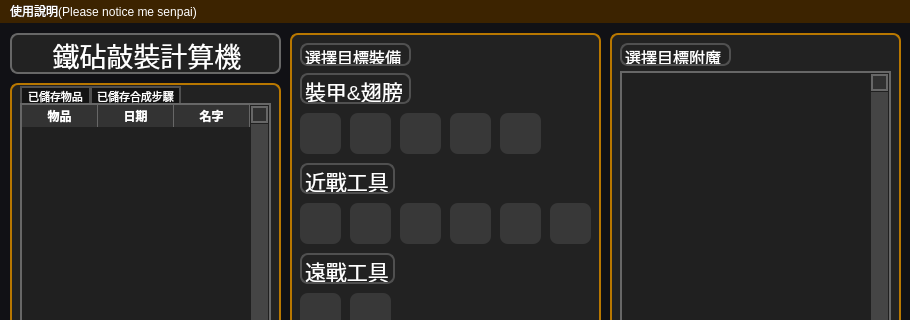
First picture: the form in ui/mainMenu.ui, repository Remintonnn/anvilMan, before the edit; both pictures show x 0 to 910 and y 0 to 320 of the 910 by 862 pixel window.
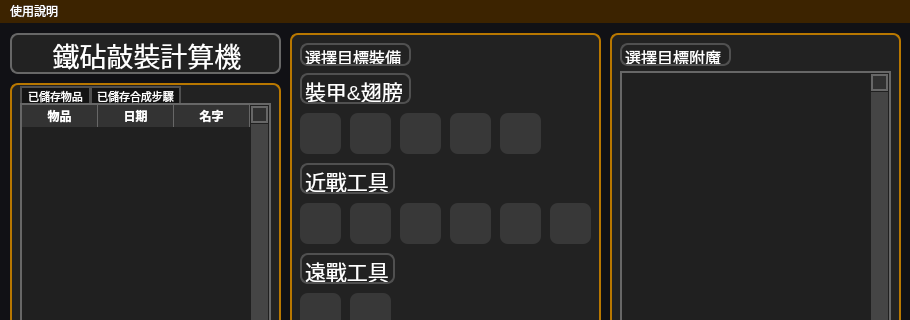
Second picture: the form after the edit. Icons and pictures are not drawn.

Commit message: weeb joke be gone(I'm not one trust)

Patch:
```diff
--- a/ui/mainMenu.ui
+++ b/ui/mainMenu.ui
@@ -1527,7 +1527,7 @@
    </property>
    <widget class="QMenu" name="manual">
     <property name="title">
-     <string>使用說明(Please notice me senpai)</string>
+     <string>使用說明</string>
     </property>
    </widget>
    <addaction name="manual"/>
```
The commit also changes 1 other file.
